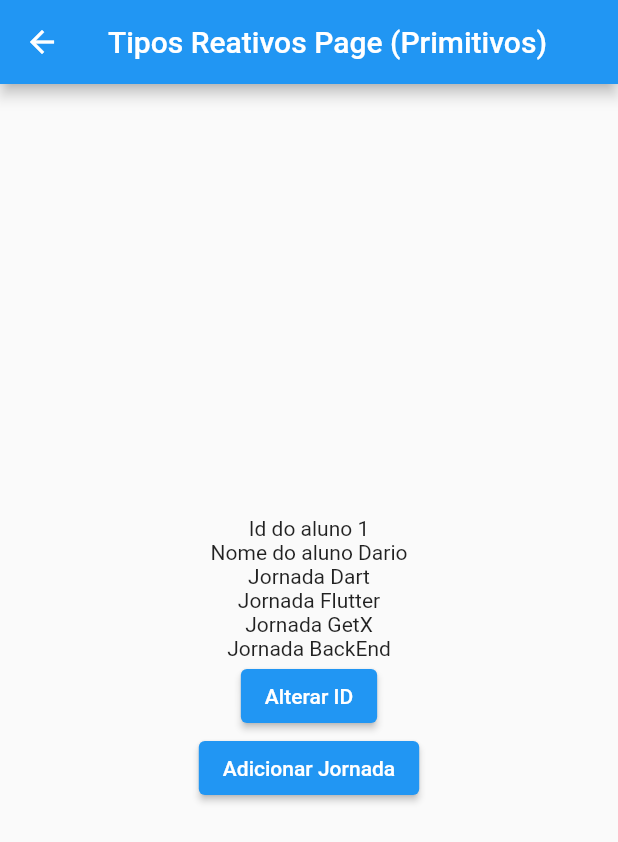
After one commit to dariopmaciel/get_state_management, a Flutter app: the screen it shows after launch, after a tap on "Tipos Reativos", on a phone screen of 412 x 824 dp. The commit adds this screen. Shown: the top 842 px of the screen. Run offline on Flutter 3.47's test engine with Material 3 defaults, Android fonts, the phone set to English and light mode, and no system bars; our stand-ins replace get.

Commit message:
Tipos de Reativos

```diff
--- a/lib/home_page.dart
+++ b/lib/home_page.dart
@@ -20,6 +20,12 @@ class HomePage extends StatelessWidget {
             },
             child: const Text("Basico Reatividade"),
           ),
+            TextButton(
+            onPressed: () {
+              Get.toNamed('/tiposReativos');
+            },
+            child: const Text("Tipos Reativos"),
+          ),
         ],
       )),
     );
--- a/lib/main.dart
+++ b/lib/main.dart
@@ -1,7 +1,8 @@
 import 'package:flutter/material.dart';
 import 'package:get/get.dart';
 import 'package:get_state_management/home_page.dart';
-import 'package:get_state_management/pages/reatividade_basica.dart';
+import 'package:get_state_management/pages/basico/reatividade_basica.dart';
+import 'package:get_state_management/pages/tipos/tipos_reativos_page.dart';
 
 void main() {
   runApp(const MyApp());
@@ -22,6 +23,7 @@ class MyApp extends StatelessWidget {
       getPages: [
         GetPage(name: '/', page: () => const HomePage()),
         GetPage(name: '/basico', page: () =>  ReatividadeBasica()),
+        GetPage(name: '/tiposReativos', page: () =>   TiposReativosPage(), ),
       ],
     );
   }
--- /dev/null
+++ b/lib/pages/tipos/tipos_reativos_page.dart
@@ -0,0 +1,81 @@
+import 'package:flutter/material.dart';
+import 'package:get/get.dart';
+
+class TiposReativosPage extends StatelessWidget {
+  // IGUAL A // final nome = 'Dario'.obs;
+  final nome = RxString('Dario');
+
+  // IGUAL A // final isAluno = true.obs;
+  final isAluno = RxBool(true);
+
+  // IGUAL A // final qtdCurso = 1.obs;
+  final qtdCurso = RxInt(1);
+
+  // IGUAL A // final valorCurso = 1250.obs;
+  final valorCurso = RxDouble(1250);
+
+  // IGUAL A // final jornadas = [
+  //   'Jornada Dart',
+  //   'Jornada Flutter',
+  //   'Jornada GetX',
+  //   'Jornada BackEnd',
+  // ].obs;
+  final jornadas = RxList([
+    'Jornada Dart',
+    'Jornada Flutter',
+    'Jornada GetX',
+    'Jornada BackEnd',
+  ]);
+
+  // IGUAL A //final aluno = {
+  //   'id': 0001,
+  //   'nasc': 1984,
+  //   'nome': 'Dario',
+  //   'sexo': 'MASC',
+  // }.obs;
+  final aluno = RxMap({
+    'id': 0001,
+    'nome': 'Dario',
+    'nasc': 1984,
+    'sexo': 'MASC',
+  });
+
+  TiposReativosPage({super.key});
+
+  @override
+  Widget build(BuildContext context) {
+    return Scaffold(
+      appBar: AppBar(
+        title: const Text('Tipos Reativos Page (Primitivos)'),
+      ),
+      body: Center(
+        child: Column(
+          mainAxisAlignment: MainAxisAlignment.center,
+          children: [
+            //todo mundo dentro do mapa sera rebuildado
+            // Obx(() => Text('Id do aluno ${aluno['id']}')),
+            Obx(() {
+              debugPrint('>>> Montando ID do aluno');
+              return Text('Id do aluno ${aluno['id']}');
+            }),
+            Text('Nome do aluno ${aluno['nome']}'),
+            // Column(children: []), //!Não tem lista dentro pois o 'jornadas' já é uma lista
+            Obx(() => Column(children: jornadas.map(Text.new).toList())),
+            ElevatedButton(
+              onPressed: () {
+                aluno['id'] = 10;
+              },
+              child: const Text("Alterar ID"),
+            ),
+            ElevatedButton(
+              onPressed: () {
+                jornadas.add('Jornada Lógica');
+              },
+              child: const Text("Adicionar Jornada"),
+            ),
+          ],
+        ),
+      ),
+    );
+  }
+}
```
Also changed, not shown: lib/pages/basico/reatividade_basica.dart (renamed from lib/pages/reatividade_basica.dart).
